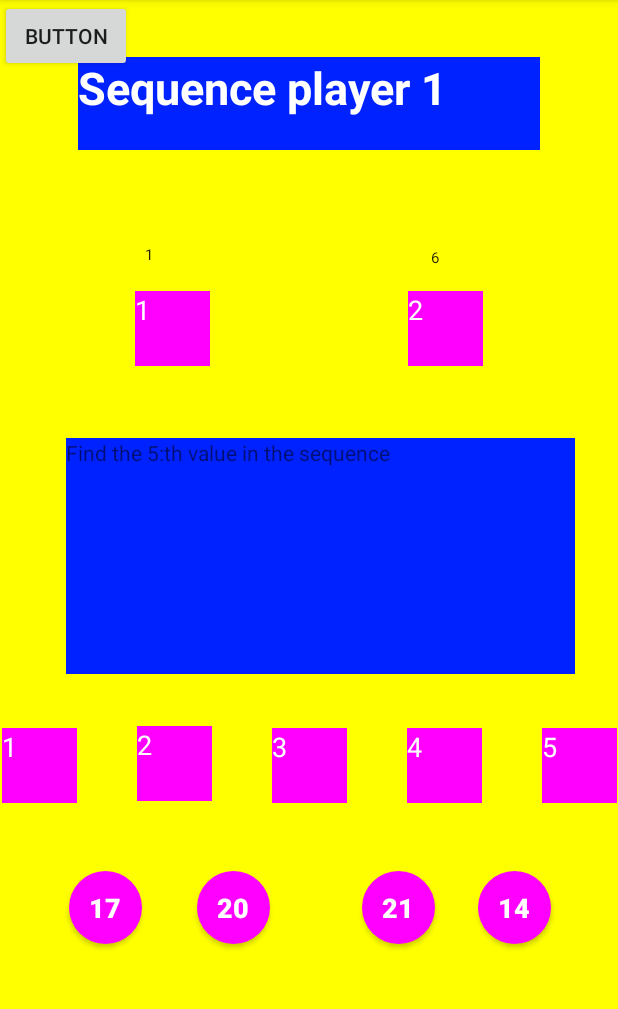
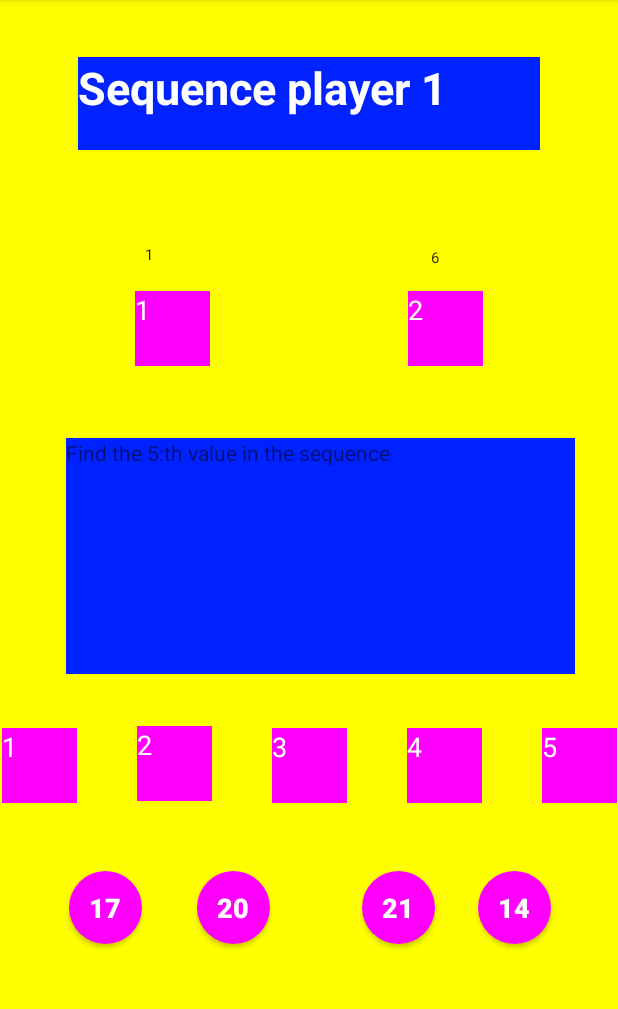
Before and after one commit to mafnaf/BAM, an Android app: the QuestionView screen opened directly, with no data from a screen before it, on a phone screen of 412 x 824 dp, the part 84-1093 px from its top. Run offline under Robolectric (Android 15) with nearby library versions, the phone set to English and light mode, and no system bars.

Commit message:
New things added trying new commit

```diff
--- a/app/src/main/res/layout-v21/activity_question_view.xml
+++ b/app/src/main/res/layout-v21/activity_question_view.xml
@@ -21,7 +21,6 @@
         android:editable="false"
         android:ems="10"
         android:fadingEdge="horizontal|vertical"
-
         android:text="@string/answerBox"
         android:textColor="#FFFFFF"
         android:textSize="18sp"
@@ -324,12 +323,4 @@
         app:layout_constraintTop_toTopOf="parent"
         tools:text="main Text" />
 
-    <Button
-        android:id="@+id/button"
-        android:layout_width="wrap_content"
-        android:layout_height="wrap_content"
-        android:text="Button"
-        tools:layout_editor_absoluteX="105dp"
-        tools:layout_editor_absoluteY="666dp" />
-
 </androidx.constraintlayout.widget.ConstraintLayout>
```
